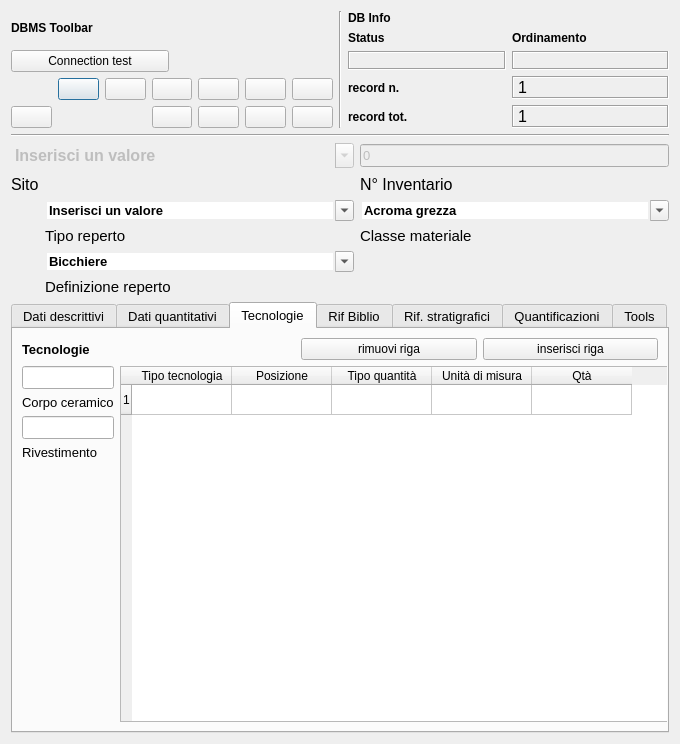
First picture: the form in gui/ui/Inv_Materiali.ui, repository pyarchinit/pyarchinit, before the edit.
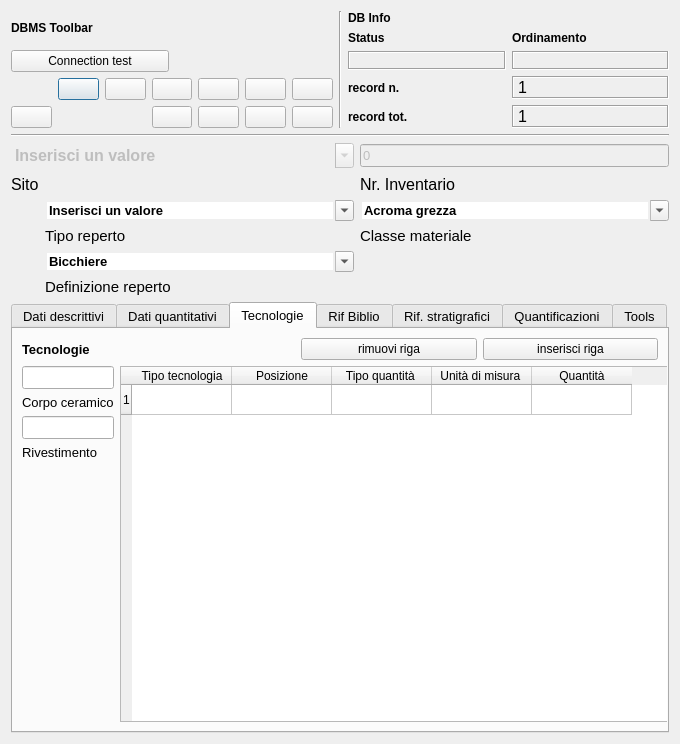
Second picture: the form after the edit. The open tabs and pages were chosen to show the change. Icons and pictures are not drawn. Custom widgets are drawn as their Qt base class.

Patch:
```diff
--- a/gui/ui/Inv_Materiali.ui
+++ b/gui/ui/Inv_Materiali.ui
@@ -586,7 +586,7 @@
         </font>
        </property>
        <property name="text">
-        <string>N° Inventario</string>
+        <string>Nr. Inventario</string>
        </property>
       </widget>
      </item>
@@ -1484,17 +1484,17 @@
          </column>
          <column>
           <property name="text">
-           <string>Tipo quantità</string>
+           <string>Tipo quantità </string>
           </property>
          </column>
          <column>
           <property name="text">
-           <string>Unità di misura</string>
+           <string>Unità di misura </string>
           </property>
          </column>
          <column>
           <property name="text">
-           <string>Qtà</string>
+           <string>Quantità</string>
           </property>
          </column>
         </widget>
```
Left out of the diff: 28 changed lines with no effect on the pictures.
